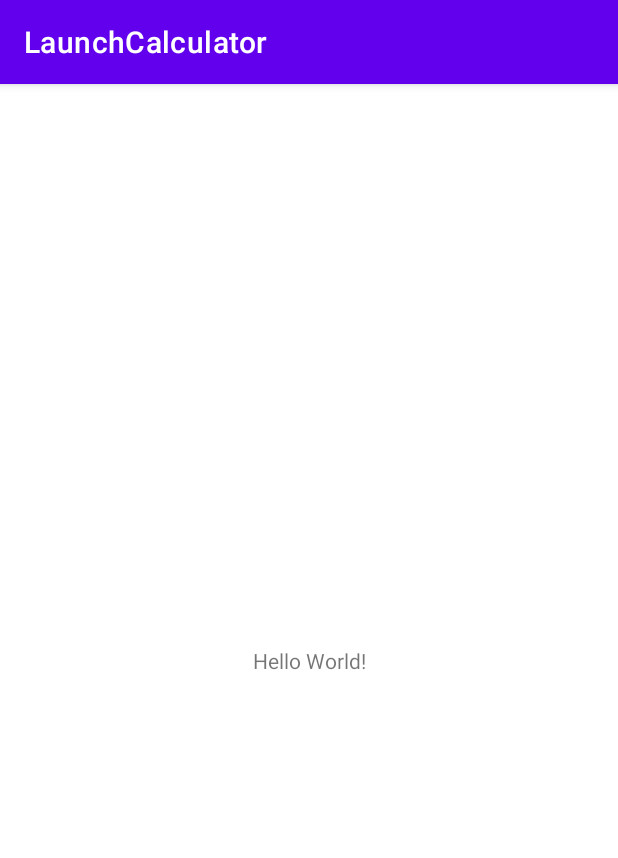
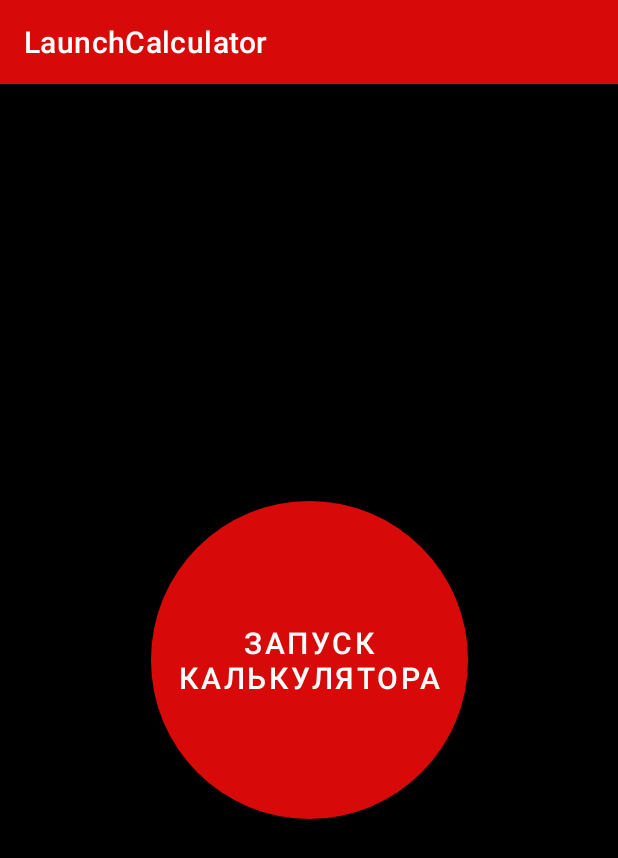
Before and after one commit to AleksandrRogov25/LaunchCalculator, an Android app: the screen it shows after launch (MainActivity), on a phone screen of 412 x 824 dp. Shown: the top 858 px of the screen. Run offline under Robolectric (Android 15) with nearby library versions, the phone set to English and light mode, and no system bars.

Commit message:
HomeWork5

```diff
--- a/app/src/main/java/com/example/launchcalculator/MainActivity.java
+++ b/app/src/main/java/com/example/launchcalculator/MainActivity.java
@@ -2,7 +2,10 @@ package com.example.launchcalculator;
 
 import androidx.appcompat.app.AppCompatActivity;
 
+import android.content.Intent;
+import android.net.Uri;
 import android.os.Bundle;
+import android.view.View;
 
 public class MainActivity extends AppCompatActivity {
 
@@ -10,5 +13,12 @@ public class MainActivity extends AppCompatActivity {
     protected void onCreate(Bundle savedInstanceState) {
         super.onCreate(savedInstanceState);
         setContentView(R.layout.activity_main);
+        findViewById(R.id.launch).setOnClickListener(new View.OnClickListener() {
+            @Override
+            public void onClick(View view) {
+                Intent intent = new Intent(Intent.ACTION_VIEW, Uri.parse("calculator://launch"));
+                startActivity(intent);
+            }
+        });
     }
 }
--- /dev/null
+++ b/app/src/main/res/drawable/round_button.xml
@@ -0,0 +1,8 @@
+<?xml version="1.0" encoding="utf-8"?>
+<shape xmlns:android="http://schemas.android.com/apk/res/android"
+    android:shape="rectangle"
+    >
+    <corners android:radius="250dp"
+        />
+
+</shape>
--- a/app/src/main/res/layout/activity_main.xml
+++ b/app/src/main/res/layout/activity_main.xml
@@ -4,15 +4,19 @@
     xmlns:tools="http://schemas.android.com/tools"
     android:layout_width="match_parent"
     android:layout_height="match_parent"
-    tools:context=".MainActivity">
+    tools:context=".MainActivity"
+    android:background="@color/black">
 
-    <TextView
-        android:layout_width="wrap_content"
-        android:layout_height="wrap_content"
-        android:text="Hello World!"
-        app:layout_constraintBottom_toBottomOf="parent"
-        app:layout_constraintLeft_toLeftOf="parent"
-        app:layout_constraintRight_toRightOf="parent"
-        app:layout_constraintTop_toTopOf="parent" />
+   <Button
+       android:id="@+id/launch"
+       android:layout_width="211dp"
+       android:layout_height="212dp"
+       android:textSize="@dimen/text_size"
 
+       android:background="@drawable/round_button"
+       android:text="@string/launch_calculator"
+       app:layout_constraintBottom_toBottomOf="parent"
+       app:layout_constraintEnd_toEndOf="parent"
+       app:layout_constraintStart_toStartOf="parent"
+       app:layout_constraintTop_toTopOf="parent" />
 </androidx.constraintlayout.widget.ConstraintLayout>
--- /dev/null
+++ b/app/src/main/res/values/dimens.xml
@@ -0,0 +1,4 @@
+<?xml version="1.0" encoding="utf-8"?>
+<resources>
+    <dimen name="text_size">20sp</dimen>
+</resources>
--- a/app/src/main/res/values/strings.xml
+++ b/app/src/main/res/values/strings.xml
@@ -1,3 +1,4 @@
 <resources>
     <string name="app_name">LaunchCalculator</string>
+    <string name="launch_calculator">Запуск калькулятора</string>
 </resources>
--- a/app/src/main/res/values/themes.xml
+++ b/app/src/main/res/values/themes.xml
@@ -2,7 +2,7 @@
     <!-- Base application theme. -->
     <style name="Theme.LaunchCalculator" parent="Theme.MaterialComponents.DayNight.DarkActionBar">
         <!-- Primary brand color. -->
-        <item name="colorPrimary">@color/purple_500</item>
+        <item name="colorPrimary">#D80909</item>
         <item name="colorPrimaryVariant">@color/purple_700</item>
         <item name="colorOnPrimary">@color/white</item>
         <!-- Secondary brand color. -->
```
